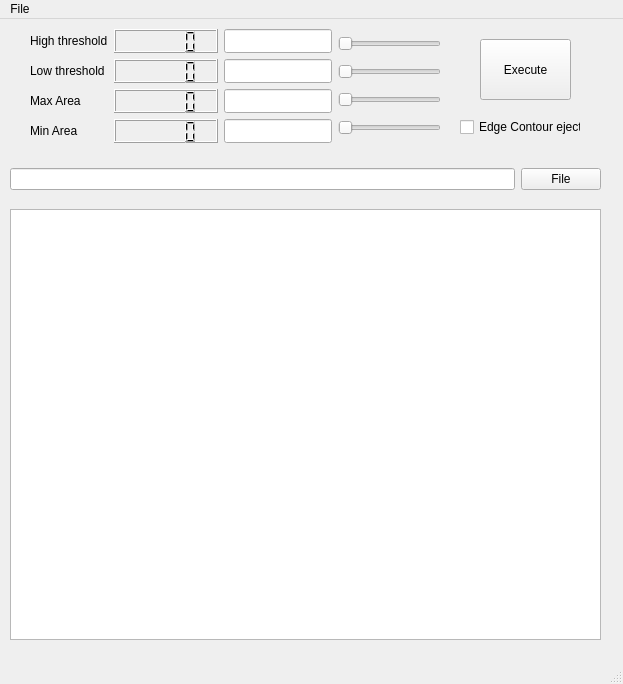
First picture: the form in pyside_blog/pygraph_Opencv.ui, repository tatabox2000/Data_science, before the edit.
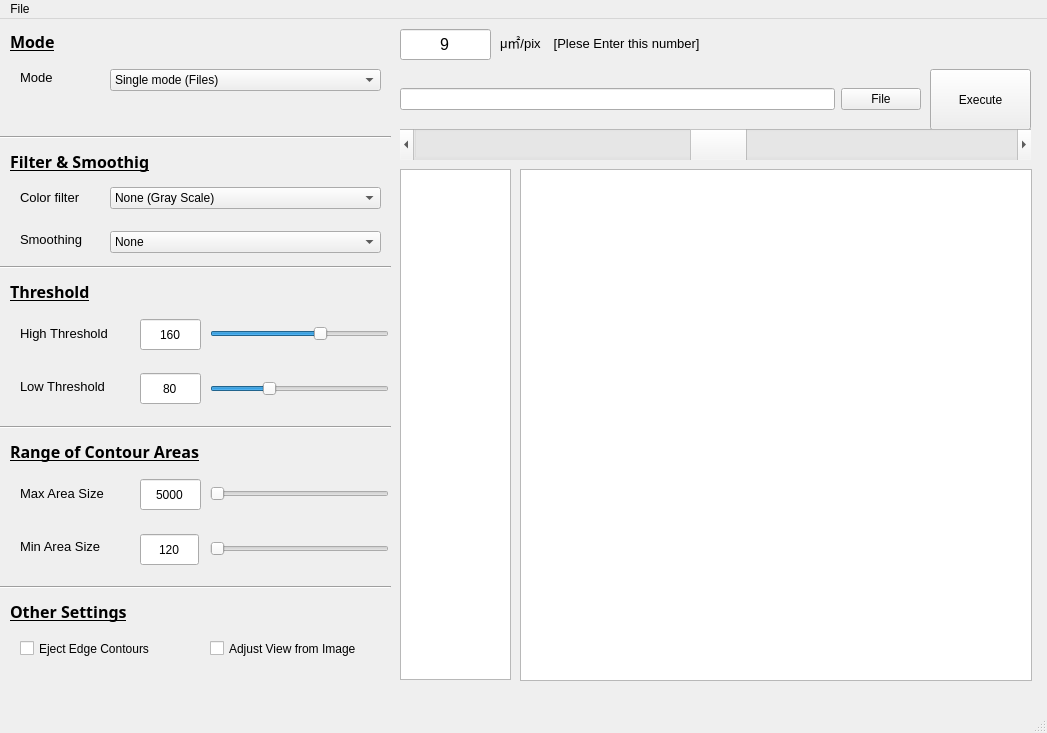
Second picture: the form after the edit. Custom widgets are drawn as their Qt base class.

Commit message: check box ok

Patch:
```diff
--- a/pyside_blog/pygraph_Opencv.ui
+++ b/pyside_blog/pygraph_Opencv.ui
@@ -6,8 +6,8 @@
    <rect>
     <x>0</x>
     <y>0</y>
-    <width>623</width>
-    <height>684</height>
+    <width>1047</width>
+    <height>733</height>
    </rect>
   </property>
   <property name="sizePolicy">
@@ -29,9 +29,9 @@
    <widget class="QWidget" name="layoutWidget">
     <property name="geometry">
      <rect>
-      <x>10</x>
-      <y>140</y>
-      <width>591</width>
+      <x>400</x>
+      <y>60</y>
+      <width>521</width>
       <height>41</height>
      </rect>
     </property>
@@ -51,217 +51,22 @@
    <widget class="GraphicsLayoutWidget" name="pic_view">
     <property name="geometry">
      <rect>
-      <x>10</x>
-      <y>190</y>
-      <width>591</width>
-      <height>431</height>
+      <x>520</x>
+      <y>150</y>
+      <width>512</width>
+      <height>512</height>
      </rect>
     </property>
     <property name="viewportUpdateMode">
      <enum>QGraphicsView::FullViewportUpdate</enum>
     </property>
    </widget>
-   <widget class="QCheckBox" name="edge_con_ckbox">
-    <property name="geometry">
-     <rect>
-      <x>460</x>
-      <y>100</y>
-      <width>121</width>
-      <height>16</height>
-     </rect>
-    </property>
-    <property name="text">
-     <string>Edge Contour eject</string>
-    </property>
-   </widget>
-   <widget class="QWidget" name="layoutWidget">
-    <property name="geometry">
-     <rect>
-      <x>30</x>
-      <y>10</y>
-      <width>411</width>
-      <height>114</height>
-     </rect>
-    </property>
-    <layout class="QHBoxLayout" name="horizontalLayout_2">
-     <item>
-      <layout class="QVBoxLayout" name="verticalLayout">
-       <item>
-        <widget class="QLabel" name="label">
-         <property name="text">
-          <string>High threshold</string>
-         </property>
-        </widget>
-       </item>
-       <item>
-        <widget class="QLabel" name="label_2">
-         <property name="text">
-          <string>Low threshold</string>
-         </property>
-        </widget>
-       </item>
-       <item>
-        <widget class="QLabel" name="label_3">
-         <property name="text">
-          <string>Max Area</string>
-         </property>
-        </widget>
-       </item>
-       <item>
-        <widget class="QLabel" name="label_4">
-         <property name="text">
-          <string>Min Area</string>
-         </property>
-        </widget>
-       </item>
-      </layout>
-     </item>
-     <item>
-      <layout class="QVBoxLayout" name="verticalLayout_3">
-       <item>
-        <widget class="QLCDNumber" name="threshold1_lcd">
-         <property name="sizePolicy">
-          <sizepolicy hsizetype="Expanding" vsizetype="Expanding">
-           <horstretch>0</horstretch>
-           <verstretch>0</verstretch>
-          </sizepolicy>
-         </property>
-        </widget>
-       </item>
-       <item>
-        <widget class="QLCDNumber" name="threshold2_lcd">
-         <property name="sizePolicy">
-          <sizepolicy hsizetype="Expanding" vsizetype="Expanding">
-           <horstretch>0</horstretch>
-           <verstretch>0</verstretch>
-          </sizepolicy>
-         </property>
-        </widget>
-       </item>
-       <item>
-        <widget class="QLCDNumber" name="max_area_lcd">
-         <property name="sizePolicy">
-          <sizepolicy hsizetype="Expanding" vsizetype="Expanding">
-           <horstretch>0</horstretch>
-           <verstretch>0</verstretch>
-          </sizepolicy>
-         </property>
-        </widget>
-       </item>
-       <item>
-        <widget class="QLCDNumber" name="min_area_lcd">
-         <property name="sizePolicy">
-          <sizepolicy hsizetype="Expanding" vsizetype="Expanding">
-           <horstretch>0</horstretch>
-           <verstretch>0</verstretch>
-          </sizepolicy>
-         </property>
-        </widget>
-       </item>
-      </layout>
-     </item>
-     <item>
-      <layout class="QVBoxLayout" name="verticalLayout_4">
-       <item>
-        <widget class="QLineEdit" name="threshold1_edit">
-         <property name="sizePolicy">
-          <sizepolicy hsizetype="Maximum" vsizetype="Expanding">
-           <horstretch>0</horstretch>
-           <verstretch>0</verstretch>
-          </sizepolicy>
-         </property>
-        </widget>
-       </item>
-       <item>
-        <widget class="QLineEdit" name="threshold2_edit">
-         <property name="sizePolicy">
-          <sizepolicy hsizetype="Minimum" vsizetype="Expanding">
-           <horstretch>0</horstretch>
-           <verstretch>0</verstretch>
-          </sizepolicy>
-         </property>
-        </widget>
-       </item>
-       <item>
-        <widget class="QLineEdit" name="max_area_edit">
-         <property name="sizePolicy">
-          <sizepolicy hsizetype="Minimum" vsizetype="Expanding">
-           <horstretch>0</horstretch>
-           <verstretch>0</verstretch>
-          </sizepolicy>
-         </property>
-        </widget>
-       </item>
-       <item>
-        <widget class="QLineEdit" name="min_area_edit">
-         <property name="sizePolicy">
-          <sizepolicy hsizetype="Minimum" vsizetype="Expanding">
-           <horstretch>0</horstretch>
-           <verstretch>0</verstretch>
-          </sizepolicy>
-         </property>
-        </widget>
-       </item>
-      </layout>
-     </item>
-     <item>
-      <layout class="QVBoxLayout" name="verticalLayout_5">
-       <item>
-        <widget class="QSlider" name="threshold1_slider">
-         <property name="sizePolicy">
-          <sizepolicy hsizetype="Expanding" vsizetype="Fixed">
-           <horstretch>0</horstretch>
-           <verstretch>0</verstretch>
-          </sizepolicy>
-         </property>
-         <property name="maximum">
-          <number>254</number>
-         </property>
-         <property name="orientation">
-          <enum>Qt::Horizontal</enum>
-         </property>
-        </widget>
-       </item>
-       <item>
-        <widget class="QSlider" name="threshold2_slider">
-         <property name="maximum">
-          <number>254</number>
-         </property>
-         <property name="orientation">
-          <enum>Qt::Horizontal</enum>
-         </property>
-        </widget>
-       </item>
-       <item>
-        <widget class="QSlider" name="max_area_slider">
-         <property name="maximum">
-          <number>90000</number>
-         </property>
-         <property name="orientation">
-          <enum>Qt::Horizontal</enum>
-         </property>
-        </widget>
-       </item>
-       <item>
-        <widget class="QSlider" name="min_area_slider">
-         <property name="maximum">
-          <number>90000</number>
-         </property>
-         <property name="orientation">
-          <enum>Qt::Horizontal</enum>
-         </property>
-        </widget>
-       </item>
-      </layout>
-     </item>
-    </layout>
-   </widget>
    <widget class="QPushButton" name="exec_button">
     <property name="geometry">
      <rect>
-      <x>480</x>
-      <y>20</y>
-      <width>91</width>
+      <x>930</x>
+      <y>50</y>
+      <width>101</width>
       <height>61</height>
      </rect>
     </property>
@@ -275,14 +80,665 @@
      <string>Execute</string>
     </property>
    </widget>
+   <widget class="QScrollBar" name="file_scrollbar">
+    <property name="geometry">
+     <rect>
+      <x>400</x>
+      <y>110</y>
+      <width>631</width>
+      <height>31</height>
+     </rect>
+    </property>
+    <property name="value">
+     <number>50</number>
+    </property>
+    <property name="orientation">
+     <enum>Qt::Horizontal</enum>
+    </property>
+   </widget>
+   <widget class="QWidget" name="layoutWidget">
+    <property name="geometry">
+     <rect>
+      <x>20</x>
+      <y>290</y>
+      <width>120</width>
+      <height>101</height>
+     </rect>
+    </property>
+    <layout class="QVBoxLayout" name="verticalLayout">
+     <item>
+      <widget class="QLabel" name="label">
+       <property name="font">
+        <font>
+         <pointsize>10</pointsize>
+        </font>
+       </property>
+       <property name="text">
+        <string>High Threshold</string>
+       </property>
+      </widget>
+     </item>
+     <item>
+      <widget class="QLabel" name="label_2">
+       <property name="font">
+        <font>
+         <pointsize>10</pointsize>
+        </font>
+       </property>
+       <property name="text">
+        <string>Low Threshold</string>
+       </property>
+      </widget>
+     </item>
+    </layout>
+   </widget>
+   <widget class="PlotWidget" name="hist_view">
+    <property name="geometry">
+     <rect>
+      <x>400</x>
+      <y>150</y>
+      <width>111</width>
+      <height>511</height>
+     </rect>
+    </property>
+   </widget>
+   <widget class="Line" name="line">
+    <property name="geometry">
+     <rect>
+      <x>0</x>
+      <y>240</y>
+      <width>391</width>
+      <height>16</height>
+     </rect>
+    </property>
+    <property name="orientation">
+     <enum>Qt::Horizontal</enum>
+    </property>
+   </widget>
+   <widget class="QComboBox" name="color_combo">
+    <property name="geometry">
+     <rect>
+      <x>110</x>
+      <y>168</y>
+      <width>271</width>
+      <height>22</height>
+     </rect>
+    </property>
+    <item>
+     <property name="text">
+      <string>None (Gray Scale)</string>
+     </property>
+    </item>
+    <item>
+     <property name="text">
+      <string>Red   (Extract Red Color)</string>
+     </property>
+    </item>
+    <item>
+     <property name="text">
+      <string>Green(Extract Green Color)</string>
+     </property>
+    </item>
+    <item>
+     <property name="text">
+      <string>Blue  (Extract Blue Color)</string>
+     </property>
+    </item>
+   </widget>
+   <widget class="QCheckBox" name="eject_edge_or_not">
+    <property name="geometry">
+     <rect>
+      <x>20</x>
+      <y>620</y>
+      <width>171</width>
+      <height>19</height>
+     </rect>
+    </property>
+    <property name="text">
+     <string>Eject Edge Contours</string>
+    </property>
+   </widget>
+   <widget class="QLabel" name="label_5">
+    <property name="geometry">
+     <rect>
+      <x>20</x>
+      <y>170</y>
+      <width>81</width>
+      <height>16</height>
+     </rect>
+    </property>
+    <property name="font">
+     <font>
+      <pointsize>10</pointsize>
+     </font>
+    </property>
+    <property name="text">
+     <string>Color filter</string>
+    </property>
+   </widget>
+   <widget class="QLabel" name="label_6">
+    <property name="geometry">
+     <rect>
+      <x>20</x>
+      <y>210</y>
+      <width>81</width>
+      <height>21</height>
+     </rect>
+    </property>
+    <property name="font">
+     <font>
+      <pointsize>10</pointsize>
+     </font>
+    </property>
+    <property name="text">
+     <string>Smoothing</string>
+    </property>
+   </widget>
+   <widget class="QComboBox" name="smooth_combo">
+    <property name="geometry">
+     <rect>
+      <x>110</x>
+      <y>212</y>
+      <width>271</width>
+      <height>22</height>
+     </rect>
+    </property>
+    <item>
+     <property name="text">
+      <string>None</string>
+     </property>
+    </item>
+    <item>
+     <property name="text">
+      <string>Blateral Filter</string>
+     </property>
+    </item>
+    <item>
+     <property name="text">
+      <string>Gaussian Filter</string>
+     </property>
+    </item>
+   </widget>
+   <widget class="Line" name="line_2">
+    <property name="geometry">
+     <rect>
+      <x>0</x>
+      <y>400</y>
+      <width>391</width>
+      <height>16</height>
+     </rect>
+    </property>
+    <property name="orientation">
+     <enum>Qt::Horizontal</enum>
+    </property>
+   </widget>
+   <widget class="QLabel" name="label_7">
+    <property name="geometry">
+     <rect>
+      <x>10</x>
+      <y>410</y>
+      <width>321</width>
+      <height>46</height>
+     </rect>
+    </property>
+    <property name="font">
+     <font>
+      <family>メイリオ</family>
+      <pointsize>12</pointsize>
+      <weight>75</weight>
+      <bold>true</bold>
+      <underline>true</underline>
+     </font>
+    </property>
+    <property name="text">
+     <string>Range of Contour Areas</string>
+    </property>
+    <property name="textFormat">
+     <enum>Qt::RichText</enum>
+    </property>
+   </widget>
+   <widget class="QLabel" name="label_8">
+    <property name="geometry">
+     <rect>
+      <x>10</x>
+      <y>250</y>
+      <width>131</width>
+      <height>46</height>
+     </rect>
+    </property>
+    <property name="font">
+     <font>
+      <family>メイリオ</family>
+      <pointsize>12</pointsize>
+      <weight>75</weight>
+      <bold>true</bold>
+      <underline>true</underline>
+     </font>
+    </property>
+    <property name="text">
+     <string>Threshold</string>
+    </property>
+    <property name="textFormat">
+     <enum>Qt::RichText</enum>
+    </property>
+   </widget>
+   <widget class="QLabel" name="label_9">
+    <property name="geometry">
+     <rect>
+      <x>10</x>
+      <y>120</y>
+      <width>221</width>
+      <height>46</height>
+     </rect>
+    </property>
+    <property name="font">
+     <font>
+      <family>メイリオ</family>
+      <pointsize>12</pointsize>
+      <weight>75</weight>
+      <bold>true</bold>
+      <underline>true</underline>
+     </font>
+    </property>
+    <property name="text">
+     <string>Filter &amp; Smoothig</string>
+    </property>
+    <property name="textFormat">
+     <enum>Qt::RichText</enum>
+    </property>
+   </widget>
+   <widget class="Line" name="line_3">
+    <property name="geometry">
+     <rect>
+      <x>0</x>
+      <y>110</y>
+      <width>391</width>
+      <height>16</height>
+     </rect>
+    </property>
+    <property name="orientation">
+     <enum>Qt::Horizontal</enum>
+    </property>
+   </widget>
+   <widget class="QLabel" name="label_10">
+    <property name="geometry">
+     <rect>
+      <x>10</x>
+      <y>0</y>
+      <width>221</width>
+      <height>46</height>
+     </rect>
+    </property>
+    <property name="font">
+     <font>
+      <family>メイリオ</family>
+      <pointsize>12</pointsize>
+      <weight>75</weight>
+      <bold>true</bold>
+      <underline>true</underline>
+     </font>
+    </property>
+    <property name="text">
+     <string>Mode</string>
+    </property>
+    <property name="textFormat">
+     <enum>Qt::RichText</enum>
+    </property>
+   </widget>
+   <widget class="QComboBox" name="Mode_combo">
+    <property name="geometry">
+     <rect>
+      <x>110</x>
+      <y>50</y>
+      <width>271</width>
+      <height>22</height>
+     </rect>
+    </property>
+    <item>
+     <property name="text">
+      <string>Single mode (Files)</string>
+     </property>
+    </item>
+    <item>
+     <property name="text">
+      <string>For Folders   (SubDirectory)</string>
+     </property>
+    </item>
+   </widget>
+   <widget class="QLabel" name="label_11">
+    <property name="geometry">
+     <rect>
+      <x>20</x>
+      <y>50</y>
+      <width>81</width>
+      <height>16</height>
+     </rect>
+    </property>
+    <property name="font">
+     <font>
+      <pointsize>10</pointsize>
+     </font>
+    </property>
+    <property name="text">
+     <string>Mode</string>
+    </property>
+   </widget>
+   <widget class="Line" name="line_4">
+    <property name="geometry">
+     <rect>
+      <x>0</x>
+      <y>560</y>
+      <width>391</width>
+      <height>16</height>
+     </rect>
+    </property>
+    <property name="orientation">
+     <enum>Qt::Horizontal</enum>
+    </property>
+   </widget>
+   <widget class="QLabel" name="label_12">
+    <property name="geometry">
+     <rect>
+      <x>10</x>
+      <y>570</y>
+      <width>171</width>
+      <height>46</height>
+     </rect>
+    </property>
+    <property name="font">
+     <font>
+      <family>メイリオ</family>
+      <pointsize>12</pointsize>
+      <weight>75</weight>
+      <bold>true</bold>
+      <underline>true</underline>
+     </font>
+    </property>
+    <property name="text">
+     <string>Other Settings</string>
+    </property>
+    <property name="textFormat">
+     <enum>Qt::RichText</enum>
+    </property>
+   </widget>
+   <widget class="QWidget" name="layoutWidget">
+    <property name="geometry">
+     <rect>
+      <x>20</x>
+      <y>450</y>
+      <width>121</width>
+      <height>101</height>
+     </rect>
+    </property>
+    <layout class="QVBoxLayout" name="verticalLayout_6">
+     <item>
+      <widget class="QLabel" name="label_3">
+       <property name="font">
+        <font>
+         <pointsize>10</pointsize>
+        </font>
+       </property>
+       <property name="text">
+        <string>Max Area Size</string>
+       </property>
+      </widget>
+     </item>
+     <item>
+      <widget class="QLabel" name="label_4">
+       <property name="font">
+        <font>
+         <pointsize>10</pointsize>
+        </font>
+       </property>
+       <property name="text">
+        <string>Min Area Size</string>
+       </property>
+      </widget>
+     </item>
+    </layout>
+   </widget>
+   <widget class="QLineEdit" name="threshold1_edit">
+    <property name="geometry">
+     <rect>
+      <x>140</x>
+      <y>300</y>
+      <width>61</width>
+      <height>31</height>
+     </rect>
+    </property>
+    <property name="sizePolicy">
+     <sizepolicy hsizetype="Maximum" vsizetype="Expanding">
+      <horstretch>0</horstretch>
+      <verstretch>0</verstretch>
+     </sizepolicy>
+    </property>
+    <property name="text">
+     <string>160</string>
+    </property>
+    <property name="maxLength">
+     <number>255</number>
+    </property>
+    <property name="alignment">
+     <set>Qt::AlignCenter</set>
+    </property>
+   </widget>
+   <widget class="QLineEdit" name="threshold2_edit">
+    <property name="geometry">
+     <rect>
+      <x>140</x>
+      <y>354</y>
+      <width>61</width>
+      <height>31</height>
+     </rect>
+    </property>
+    <property name="sizePolicy">
+     <sizepolicy hsizetype="Minimum" vsizetype="Expanding">
+      <horstretch>0</horstretch>
+      <verstretch>0</verstretch>
+     </sizepolicy>
+    </property>
+    <property name="text">
+     <string>80</string>
+    </property>
+    <property name="maxLength">
+     <number>254</number>
+    </property>
+    <property name="alignment">
+     <set>Qt::AlignCenter</set>
+    </property>
+   </widget>
+   <widget class="QSlider" name="threshold1_slider">
+    <property name="geometry">
+     <rect>
+      <x>210</x>
+      <y>305</y>
+      <width>179</width>
+      <height>19</height>
+     </rect>
+    </property>
+    <property name="sizePolicy">
+     <sizepolicy hsizetype="Expanding" vsizetype="Fixed">
+      <horstretch>0</horstretch>
+      <verstretch>0</verstretch>
+     </sizepolicy>
+    </property>
+    <property name="maximum">
+     <number>254</number>
+    </property>
+    <property name="value">
+     <number>160</number>
+    </property>
+    <property name="orientation">
+     <enum>Qt::Horizontal</enum>
+    </property>
+   </widget>
+   <widget class="QSlider" name="threshold2_slider">
+    <property name="geometry">
+     <rect>
+      <x>210</x>
+      <y>360</y>
+      <width>179</width>
+      <height>19</height>
+     </rect>
+    </property>
+    <property name="maximum">
+     <number>254</number>
+    </property>
+    <property name="value">
+     <number>80</number>
+    </property>
+    <property name="orientation">
+     <enum>Qt::Horizontal</enum>
+    </property>
+   </widget>
+   <widget class="QLineEdit" name="min_area_edit">
+    <property name="geometry">
+     <rect>
+      <x>140</x>
+      <y>515</y>
+      <width>59</width>
+      <height>31</height>
+     </rect>
+    </property>
+    <property name="sizePolicy">
+     <sizepolicy hsizetype="Minimum" vsizetype="Expanding">
+      <horstretch>0</horstretch>
+      <verstretch>0</verstretch>
+     </sizepolicy>
+    </property>
+    <property name="text">
+     <string>120</string>
+    </property>
+    <property name="maxLength">
+     <number>1000</number>
+    </property>
+    <property name="alignment">
+     <set>Qt::AlignCenter</set>
+    </property>
+   </widget>
+   <widget class="QLineEdit" name="max_area_edit">
+    <property name="geometry">
+     <rect>
+      <x>140</x>
+      <y>460</y>
+      <width>61</width>
+      <height>31</height>
+     </rect>
+    </property>
+    <property name="sizePolicy">
+     <sizepolicy hsizetype="Minimum" vsizetype="Expanding">
+      <horstretch>0</horstretch>
+      <verstretch>0</verstretch>
+     </sizepolicy>
+    </property>
+    <property name="text">
+     <string>5000</string>
+    </property>
+    <property name="alignment">
+     <set>Qt::AlignCenter</set>
+    </property>
+   </widget>
+   <widget class="QSlider" name="max_area_slider">
+    <property name="geometry">
+     <rect>
+      <x>210</x>
+      <y>465</y>
+      <width>179</width>
+      <height>19</height>
+     </rect>
+    </property>
+    <property name="maximum">
+     <number>90000</number>
+    </property>
+    <property name="orientation">
+     <enum>Qt::Horizontal</enum>
+    </property>
+   </widget>
+   <widget class="QSlider" name="min_area_slider">
+    <property name="geometry">
+     <rect>
+      <x>210</x>
+      <y>520</y>
+      <width>179</width>
+      <height>19</height>
+     </rect>
+    </property>
+    <property name="maximum">
+     <number>90000</number>
+    </property>
+    <property name="orientation">
+     <enum>Qt::Horizontal</enum>
+    </property>
+   </widget>
+   <widget class="QCheckBox" name="form_view_or_image">
+    <property name="geometry">
+     <rect>
+      <x>210</x>
+      <y>620</y>
+      <width>181</width>
+      <height>19</height>
+     </rect>
+    </property>
+    <property name="text">
+     <string>Adjust View from Image</string>
+    </property>
+   </widget>
+   <widget class="QLineEdit" name="threshold1_edit_2">
+    <property name="geometry">
+     <rect>
+      <x>400</x>
+      <y>10</y>
+      <width>91</width>
+      <height>31</height>
+     </rect>
+    </property>
+    <property name="sizePolicy">
+     <sizepolicy hsizetype="Maximum" vsizetype="Expanding">
+      <horstretch>0</horstretch>
+      <verstretch>0</verstretch>
+     </sizepolicy>
+    </property>
+    <property name="font">
+     <font>
+      <pointsize>12</pointsize>
+     </font>
+    </property>
+    <property name="text">
+     <string>9</string>
+    </property>
+    <property name="maxLength">
+     <number>1000</number>
+    </property>
+    <property name="alignment">
+     <set>Qt::AlignCenter</set>
+    </property>
+   </widget>
+   <widget class="QLabel" name="label_13">
+    <property name="geometry">
+     <rect>
+      <x>500</x>
+      <y>0</y>
+      <width>301</width>
+      <height>46</height>
+     </rect>
+    </property>
+    <property name="font">
+     <font>
+      <pointsize>10</pointsize>
+     </font>
+    </property>
+    <property name="text">
+     <string>μ㎡/pix　[Plese Enter this number]</string>
+    </property>
+   </widget>
   </widget>
   <widget class="QMenuBar" name="menubar">
    <property name="geometry">
     <rect>
      <x>0</x>
      <y>0</y>
-     <width>623</width>
-     <height>24</height>
+     <width>1047</width>
+     <height>29</height>
     </rect>
    </property>
    <widget class="QMenu" name="menuFile">
@@ -306,6 +762,11 @@
    <extends>QGraphicsView</extends>
    <header>pyqtgraph</header>
   </customwidget>
+  <customwidget>
+   <class>PlotWidget</class>
+   <extends>QGraphicsView</extends>
+   <header location="global">pyqtgraph</header>
+  </customwidget>
  </customwidgets>
  <resources/>
  <connections>
```
Left out of the diff: 96 changed lines with no effect on the pictures. The commit also changes 5 other files.
